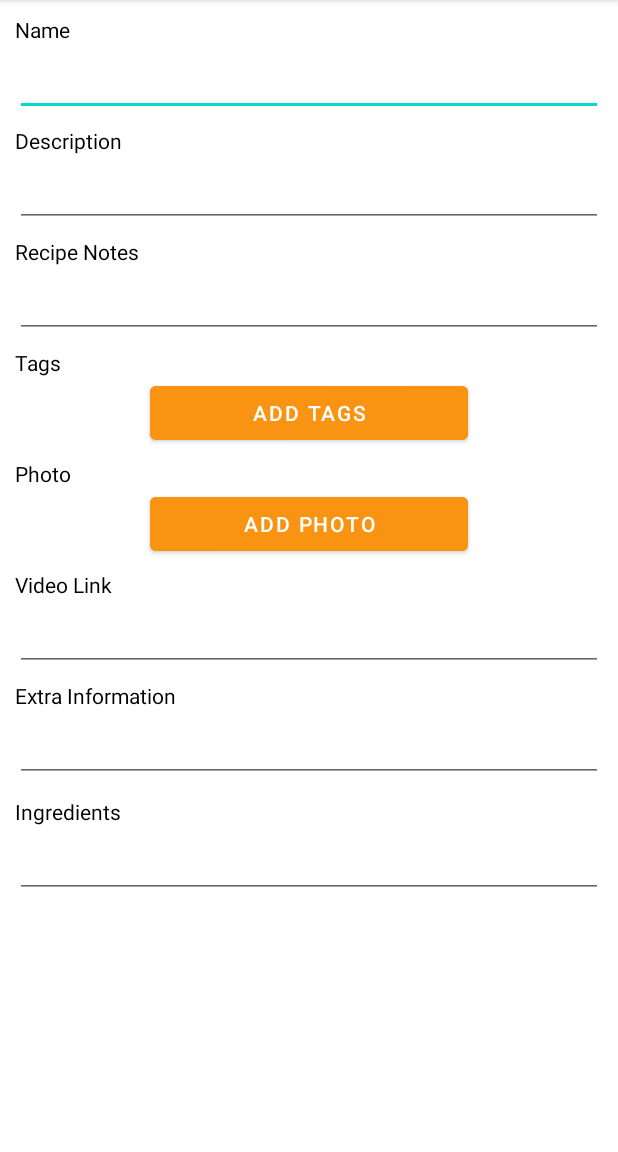
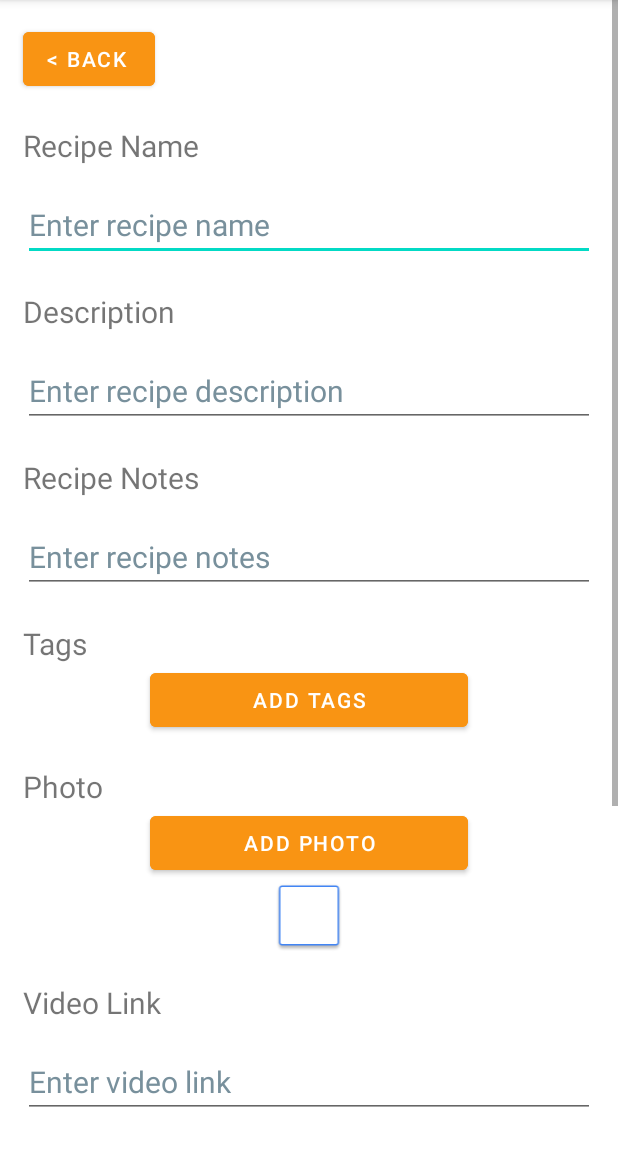
Before and after one commit to CWilliam001/CookbookApp, an Android app: the EditRecipe screen opened directly, with no data from a screen before it, on a phone screen of 412 x 824 dp, the part 84-1236 px from its top. Run offline under Robolectric (Android 15) with nearby library versions, the phone set to English and light mode, and no system bars.

Commit message:
Modify CreateRecipe

```diff
--- /dev/null
+++ b/app/src/main/java/com/example/cookbookapp/model/RecipeTag.kt
@@ -0,0 +1,3 @@
+package com.example.cookbookapp.model
+
+data class RecipeTag(val id: String, val recipeId: String, val tagId: String)
--- a/app/src/main/res/layout/create_recipe.xml
+++ b/app/src/main/res/layout/create_recipe.xml
@@ -74,7 +74,8 @@
             android:id="@+id/listView_tags"
             android:layout_width="match_parent"
             android:layout_height="match_parent"
-            />
+            android:layout_centerHorizontal="true"
+            android:choiceMode="multipleChoice"/>
 
         <Button
             android:id="@+id/addNewTagsBtn"
--- a/app/src/main/res/layout/edit_recipe.xml
+++ b/app/src/main/res/layout/edit_recipe.xml
@@ -7,81 +7,73 @@
     android:orientation="vertical"
     tools:context=".recipe.EditRecipe">
 
+    <ScrollView
+        android:id="@+id/sv_create_recipe"
+        android:layout_width="match_parent"
+        android:layout_height="0dp"
+        android:fillViewport="true"
+        android:layout_weight="1" >
+
+        <LinearLayout
+            android:layout_width="match_parent"
+            android:layout_height="wrap_content"
+            android:orientation="vertical">
+
+            <Button
+                android:id="@+id/back_button"
+                style="@style/theme_yellow_back_button"
+                android:layout_width="wrap_content"
+                android:layout_height="0dp"
+                android:layout_weight="1"
+                android:text="@string/back"
+                android:textAlignment="textStart"
+                tools:ignore="TextContrastCheck,TextContrastCheck" />
+
             <TextView
                 android:id="@+id/textView_recipeNameTitle"
-        android:layout_width="match_parent"
-        android:layout_height="wrap_content"
-        android:layout_marginLeft="10dp"
-        android:layout_marginTop="10dp"
-        android:layout_marginRight="10dp"
-        android:text="Name"
-        android:textColor="@color/black" />
+                style="@style/textView"
+                android:text="@string/recipeName" />
 
             <EditText
                 android:id="@+id/edit_recipeName"
-        style="@style/Widget.AppCompat.EditText"
-        android:layout_width="match_parent"
-        android:layout_height="wrap_content"
-        android:layout_marginLeft="10dp"
-        android:layout_marginRight="10dp"
-        android:ems="10"
-        android:inputType="textLongMessage|textPersonName"
-        android:minHeight="48dp"
-        tools:ignore="SpeakableTextPresentCheck" />
+                style="@style/editText"
+                android:hint="@string/enter_recipe_name"
+                tools:ignore="SpeakableTextPresentCheck"
+                android:autofillHints="" />
 
             <TextView
                 android:id="@+id/recipeDescriptionTitle"
-        android:layout_width="match_parent"
-        android:layout_height="wrap_content"
-        android:layout_marginLeft="10dp"
-        android:layout_marginRight="10dp"
-        android:paddingTop="10px"
-        android:text="Description"
-        android:textColor="@color/black" />
+                style="@style/textView"
+                android:text="@string/description" />
 
             <EditText
                 android:id="@+id/edit_recipeDescription"
-        style="@style/Widget.AppCompat.EditText"
-        android:layout_width="match_parent"
-        android:layout_height="wrap_content"
-        android:layout_marginLeft="10dp"
-        android:layout_marginRight="10dp"
-        android:ems="10"
-        android:inputType="textLongMessage|textPersonName"
-        android:minHeight="48dp"
-        tools:ignore="SpeakableTextPresentCheck" />
+                style="@style/editText"
+                android:hint="@string/enter_recipe_description"
+                tools:ignore="SpeakableTextPresentCheck"
+                android:importantForAutofill="no" />
 
             <TextView
                 android:id="@+id/recipeNoteTitle"
-        android:layout_width="match_parent"
-        android:layout_height="wrap_content"
-        android:layout_marginLeft="10dp"
-        android:layout_marginRight="10dp"
-        android:paddingTop="10px"
-        android:text="Recipe Notes"
-        android:textColor="@color/black" />
+                style="@style/textView"
+                android:text="@string/recipe_notes" />
 
             <EditText
                 android:id="@+id/edit_recipeNotes"
-        style="@style/Widget.AppCompat.EditText"
-        android:layout_width="match_parent"
-        android:layout_height="wrap_content"
-        android:layout_marginLeft="10dp"
-        android:layout_marginRight="10dp"
-        android:ems="10"
-        android:inputType="textLongMessage|textPersonName"
-        android:minHeight="48dp"
+                style="@style/editText"
+                android:hint="@string/enter_recipe_notes"
+                android:importantForAutofill="no"
                 tools:ignore="SpeakableTextPresentCheck" />
 
             <TextView
                 android:id="@+id/recipeTagsTitle"
+                style="@style/textView"
+                android:text="@string/tags" />
+
+            <ListView
+                android:id="@+id/listView_tags"
                 android:layout_width="match_parent"
-        android:layout_height="wrap_content"
-        android:layout_marginLeft="10dp"
-        android:layout_marginRight="10dp"
-        android:paddingTop="10px"
-        android:text="Tags"
-        android:textColor="@color/black" />
+                android:layout_height="match_parent" />
 
             <Button
                 android:id="@+id/addNewTagsBtn"
@@ -90,17 +82,13 @@
                 android:layout_marginLeft="100dp"
                 android:layout_marginRight="100dp"
                 android:backgroundTint="@color/theme_yellow_dark"
-        android:text="Add Tags" />
+                android:text="@string/add_tags"
+                tools:ignore="TextContrastCheck" />
 
             <TextView
                 android:id="@+id/recipeImageTitle"
-        android:layout_width="match_parent"
-        android:layout_height="wrap_content"
-        android:layout_marginLeft="10dp"
-        android:layout_marginRight="10dp"
-        android:paddingTop="10px"
-        android:text="Photo"
-        android:textColor="@color/black" />
+                style="@style/textView"
+                android:text="@string/photo" />
 
             <Button
                 android:id="@+id/addNewImageBtn"
@@ -109,72 +97,68 @@
                 android:layout_marginLeft="100dp"
                 android:layout_marginRight="100dp"
                 android:backgroundTint="@color/theme_yellow_dark"
-        android:text="Add Photo" />
+                android:text="@string/add_photo"
+                tools:ignore="TextContrastCheck" />
+
+            <ImageView
+                android:id="@+id/imageView_recipe_photo"
+                android:layout_width="match_parent"
+                android:layout_height="wrap_content"
+                android:contentDescription="@string/recipe_photo"
+                android:src="@drawable/common_google_signin_btn_icon_dark_normal_background" />
 
             <TextView
                 android:id="@+id/recipeYoutubeLinkTitle"
-        android:layout_width="match_parent"
-        android:layout_height="wrap_content"
-        android:layout_marginLeft="10dp"
-        android:layout_marginRight="10dp"
-        android:paddingTop="10px"
-        android:text="Video Link"
-        android:textColor="@color/black" />
+                style="@style/textView"
+                android:text="@string/video_link" />
 
             <EditText
                 android:id="@+id/edit_recipeVideoLink"
-        style="@style/Widget.AppCompat.EditText"
-        android:layout_width="match_parent"
-        android:layout_height="wrap_content"
-        android:layout_marginLeft="10dp"
-        android:layout_marginRight="10dp"
-        android:ems="10"
-        android:inputType="textLongMessage|textPersonName"
-        android:minHeight="48dp"
+                style="@style/editText"
+                android:hint="@string/enter_video_link"
+                android:importantForAutofill="no"
                 tools:ignore="SpeakableTextPresentCheck" />
 
             <TextView
                 android:id="@+id/recipeExtraInfoTitle"
-        android:layout_width="match_parent"
-        android:layout_height="wrap_content"
-        android:layout_marginLeft="10dp"
-        android:layout_marginRight="10dp"
-        android:paddingTop="10px"
-        android:text="Extra Information"
-        android:textColor="@color/black" />
+                style="@style/textView"
+                android:text="@string/extra_information" />
 
             <EditText
                 android:id="@+id/edit_recipeExtraInfo"
-        style="@style/Widget.AppCompat.EditText"
-        android:layout_width="match_parent"
-        android:layout_height="wrap_content"
-        android:layout_marginLeft="10dp"
-        android:layout_marginRight="10dp"
-        android:ems="10"
-        android:inputType="textLongMessage|textPersonName"
-        android:minHeight="48dp"
+                style="@style/editText"
+                android:hint="@string/enter_extra_information"
+                android:importantForAutofill="no"
                 tools:ignore="SpeakableTextPresentCheck" />
 
             <TextView
                 android:id="@+id/recipeIngredientsTitle"
-        android:layout_width="match_parent"
-        android:layout_height="wrap_content"
-        android:layout_marginLeft="10dp"
-        android:layout_marginTop="10dp"
-        android:layout_marginRight="10dp"
-        android:text="Ingredients"
-        android:textColor="@color/black" />
+                style="@style/textView"
+                android:text="@string/ingredients" />
 
             <EditText
                 android:id="@+id/edit_addNewIngredients"
+                style="@style/editText"
+                android:hint="@string/enter_ingredients"
+                android:importantForAutofill="no"
+                tools:ignore="SpeakableTextPresentCheck" />
+
+            <Button
+                android:id="@+id/button_save"
+                style="@style/theme_yellow_button"
+                android:layout_marginBottom="@dimen/textMarginY20"
+                android:text="@string/submit"
+                tools:ignore="TextContrastCheck" />
+
+            <Button
+                android:id="@+id/button_delete"
+                style="@style/theme_yellow_small_btn"
                 android:layout_width="match_parent"
                 android:layout_height="wrap_content"
-        android:layout_marginLeft="10dp"
-        android:layout_marginRight="10dp"
-        android:ems="10"
-        android:inputType="textPersonName"
-        android:minHeight="48dp"
-        tools:ignore="SpeakableTextPresentCheck" />
+                android:text="@string/delete_recipe" />
+
+        </LinearLayout>
+    </ScrollView>
 
 
 </LinearLayout>
--- a/app/src/main/res/values/styles.xml
+++ b/app/src/main/res/values/styles.xml
@@ -8,6 +8,15 @@
         <item name="android:layout_marginTop">20dp</item>
         <item name="android:layout_marginRight">@dimen/textMarginX</item>
         <item name="android:textSize">20sp</item>
+    </style>
+
+    <style name="textView_title">
+        <item name="android:layout_width">match_parent</item>
+        <item name="android:layout_height">wrap_content</item>
+        <item name="android:layout_marginLeft">@dimen/textMarginX</item>
+        <item name="android:layout_marginTop">20dp</item>
+        <item name="android:layout_marginRight">@dimen/textMarginX</item>
+        <item name="android:textSize">25sp</item>
     </style>
 
     <style name="editText">
@@ -46,4 +55,12 @@
 
         <item name="android:textColorLink">#00FFDE</item>
     </style>
+
+    <style name="theme_yellow_small_btn">
+        <item name="android:layout_width">match_parent</item>
+        <item name="android:layout_height">wrap_content</item>
+        <item name="android:layout_marginLeft">100dp</item>
+        <item name="android:layout_marginRight">100dp</item>
+        <item name="android:backgroundTint">@color/theme_yellow_dark</item>
+    </style>
 </resources>
```
Also changed, not shown: app/src/main/java/com/example/cookbookapp/recipe/CreateRecipe.kt (+25 -3 lines), app/src/main/res/layout/view_recipe.xml (+105 -2 lines), app/src/main/res/values/strings.xml (+8 -0 lines). Lines whose indentation alone changed are shown as unchanged.
